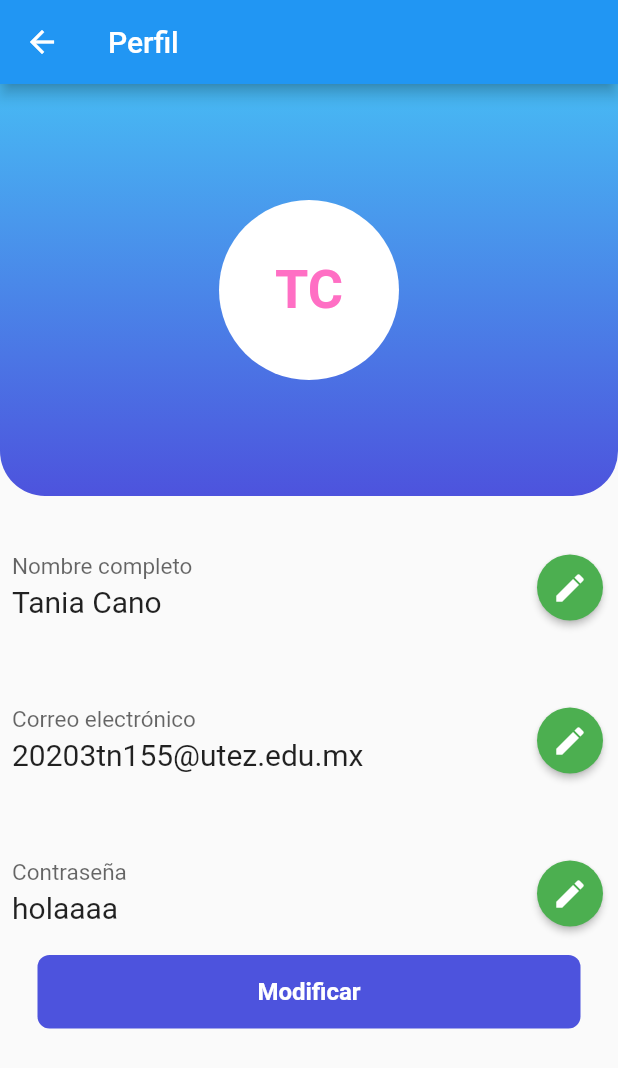
After one commit to Taniagalindout/e-commerMovile, a Flutter app: the Profile screen opened by its route, on a phone screen of 412 x 824 dp. The commit adds this screen. Shown: the top 1068 px of the screen. Run offline on Flutter 3.47's test engine with Material 2 defaults, Android fonts, the phone set to English and light mode, and no system bars; our stand-ins replace carousel_slider.

Commit message:
update: front profile

```diff
--- a/lib/kernel/widgets/my_textfield.dart
+++ b/lib/kernel/widgets/my_textfield.dart
@@ -11,7 +11,7 @@ class MyTextField extends StatelessWidget {
     required this.controller,
     required this.hintText,
     required this.obscureText,
-    required this.title,
+    required this.title, required bool enabled,
   });
 
   @override
--- a/lib/main.dart
+++ b/lib/main.dart
@@ -1,4 +1,5 @@
 import 'package:e_commerce/kernel/widgets/splash.dart';
+import 'package:e_commerce/modules/profile/profile.dart';
 import 'package:flutter/material.dart';
 import 'modules/login/login_page.dart';
 
@@ -17,6 +18,7 @@ class MyApp extends StatelessWidget {
       routes: {
         '/': (context) => const Splash(),
         '/login': (context) => LoginPage(),
+        '/profile': (context) => Profile(),
       },
     );
   }
--- a/lib/modules/login/login_page.dart
+++ b/lib/modules/login/login_page.dart
@@ -55,7 +55,7 @@ class LoginPage extends StatelessWidget {
                   title: 'Email',
                   controller: usernameController,
                   hintText: 'Correo electrónico',
-                  obscureText: false,
+                  obscureText: false,enabled: true,
                 ),
 
                 const SizedBox(height: 20),
@@ -65,7 +65,7 @@ class LoginPage extends StatelessWidget {
                   title: 'Contraseña',
                   controller: passwordController,
                   hintText: 'Contraseña',
-                  obscureText: true,
+                  obscureText: true, enabled: true,
                 ),
 
                 const SizedBox(height: 10),
--- a/lib/modules/products/landing.dart
+++ b/lib/modules/products/landing.dart
@@ -137,6 +137,10 @@ class _MainAppState extends State<Home> {
                     accountName: const Text('Samuel Cano'),
                     accountEmail: const Text('20193tn131@utez.edu.mx'),
                     currentAccountPicture: GestureDetector(
+                      onTap: (){
+                        Navigator.pushNamed(context, '/profile');
+                      },
+
                       child: const CircleAvatar(backgroundColor: Colors.white),
                     ),
                   ),
--- /dev/null
+++ b/lib/modules/profile/profile.dart
@@ -0,0 +1,233 @@
+import 'package:flutter/material.dart';
+
+void main() => runApp(MaterialApp(home: const Profile()));
+
+class Profile extends StatefulWidget {
+  const Profile({Key? key});
+
+  @override
+  State<Profile> createState() => _ProfileState();
+}
+
+class _ProfileState extends State<Profile> {
+  final nameController = TextEditingController();
+  final emailController = TextEditingController();
+  final passwordController = TextEditingController();
+  final name = 'Tania Cano';
+  final email = '20203tn155@utez.edu.mx';
+  final password = 'holaaaa';
+  bool _isEditingEnabled = false;
+
+  @override
+  void initState() {
+    super.initState();
+    nameController.text = name;
+    emailController.text = email;
+    passwordController.text = password;
+  }
+
+  void _enableEditing() {
+    setState(() {
+      _isEditingEnabled = true;
+    });
+  }
+
+  void _disableEditing() {
+    setState(() {
+      _isEditingEnabled = false;
+    });
+  }
+
+  String obtenerIniciales(String nombre) {
+    List<String> palabras = nombre.split(' ');
+    String iniciales = '';
+    for (var palabra in palabras) {
+      if (palabra.isNotEmpty) {
+        iniciales += palabra[0].toUpperCase();
+      }
+    }
+    return iniciales;
+  }
+
+  @override
+  Widget build(BuildContext context) {
+    return Scaffold(
+      appBar: AppBar(title: const Text('Perfil')),
+      body: SafeArea(
+        child: Container(
+          child: Column(
+            children: <Widget>[
+              Container(
+                width: MediaQuery.of(context).size.width,
+                height: MediaQuery.of(context).size.height / 3.0,
+                decoration: const BoxDecoration(
+                  gradient: LinearGradient(
+                    begin: Alignment.topCenter,
+                    end: Alignment.bottomCenter,
+                    colors: [
+                      Color(0xFF47BAF4),
+                      Color(0xFF4D53DD),
+                    ],
+                  ),
+                  borderRadius: BorderRadius.only(
+                    bottomRight: Radius.circular(30),
+                    bottomLeft: Radius.circular(30),
+                  ),
+                ),
+                child: Center(
+                  child: CircleAvatar(
+                    radius: 60,
+                    backgroundColor: Colors.white,
+                    child: Text(
+                      obtenerIniciales(name),
+                      style: const TextStyle(
+                        fontSize: 36,
+                        fontWeight: FontWeight.bold,
+                        color: Color(0xFFFF6FC4),
+                      ),
+                    ),
+                  ),
+                ),
+              ),
+              const SizedBox(height: 20),
+              Row(
+                children: [
+                  Expanded(
+                    child: Padding(
+                      padding: const EdgeInsets.all(8.0),
+                      child: TextFormField(
+                        decoration: const InputDecoration(
+                          labelText: 'Nombre completo',
+                          hintStyle: TextStyle(
+                            color: Colors.grey,
+                            fontSize: 16,
+                            fontWeight: FontWeight.bold,
+                          ),
+                          border: InputBorder.none,
+                        ),
+                        keyboardType: TextInputType.name,
+                        readOnly: !_isEditingEnabled,
+                        controller: nameController,
+                        obscureText: false,
+                        style: const TextStyle(fontSize: 20),
+                      ),
+                    ),
+                  ),
+                  ElevatedButton(
+                    onPressed:
+                        _isEditingEnabled ? _disableEditing : _enableEditing,
+                    style: ElevatedButton.styleFrom(
+                      backgroundColor: Colors.green,
+                      shape: const CircleBorder(),
+                      padding: const EdgeInsets.all(10),
+                    ),
+                    child: const Icon(
+                      Icons.edit,
+                      color: Colors.white,
+                    ),
+                  ),
+                ],
+              ),
+              const SizedBox(height: 20),
+              Row(
+                children: [
+                  Expanded(
+                    child: Padding(
+                      padding: const EdgeInsets.all(8.0),
+                      child: TextFormField(
+                        decoration: const InputDecoration(
+                          labelText: 'Correo electrónico',
+                          hintStyle: TextStyle(
+                            color: Colors.grey,
+                            fontSize: 16,
+                            fontWeight: FontWeight.bold,
+                          ),
+                          border: InputBorder.none,
+                        ),
+                        keyboardType: TextInputType.emailAddress,
+                        readOnly: !_isEditingEnabled,
+                        controller: emailController,
+                        obscureText: false,
+                        style: const TextStyle(fontSize: 20),
+                      ),
+                    ),
+                  ),
+                  ElevatedButton(
+                    onPressed:
+                        _isEditingEnabled ? _disableEditing : _enableEditing,
+                    style: ElevatedButton.styleFrom(
+                      backgroundColor: Colors.green,
+                      shape: const CircleBorder(),
+                      padding: const EdgeInsets.all(10),
+                    ),
+                    child: const Icon(
+                      Icons.edit,
+                      color: Colors.white,
+                    ),
+                  ),
+                ],
+              ),
+              const SizedBox(height: 20),
+                     Row(
+                children: [
+                  Expanded(
+                    child: Padding(
+                      padding: const EdgeInsets.all(8.0),
+                      child: TextFormField(
+                        decoration: const InputDecoration(
+                          labelText: 'Contraseña',
+                          hintStyle: TextStyle(
+                            color: Colors.grey,
+                            fontSize: 16,
+                            fontWeight: FontWeight.bold,
+                          ),
+                          border: InputBorder.none,
+                        ),
+                        keyboardType: TextInputType.visiblePassword,
+                        readOnly: !_isEditingEnabled,
+                        controller: passwordController,
+                        obscureText: false,
+                        style: const TextStyle(fontSize: 20),
+                      ),
+                    ),
+                  ),
+                  ElevatedButton(
+                    onPressed:
+                        _isEditingEnabled ? _disableEditing : _enableEditing,
+                    style: ElevatedButton.styleFrom(
+                      backgroundColor: Colors.green,
+                      shape: const CircleBorder(),
+                      padding: const EdgeInsets.all(10),
+                    ),
+                    child: const Icon(
+                      Icons.edit,
+                      color: Colors.white,
+                    ),
+                  ),
+                ],
+              ),
+              Container(
+                padding: const EdgeInsets.all(15),
+                margin: const EdgeInsets.symmetric(horizontal: 25),
+                decoration: BoxDecoration(
+                  color: const Color(0xFF4D53DD),
+                  borderRadius: BorderRadius.circular(8),
+                ),
+                child: const Center(
+                  child: Text(
+                    "Modificar",
+                    style: TextStyle(
+                      color: Colors.white,
+                      fontWeight: FontWeight.bold,
+                      fontSize: 16,
+                    ),
+                  ),
+                ),
+              ),
+            ],
+          ),
+        ),
+      ),
+    );
+  }
+}
```
Lines whose indentation alone changed are shown as unchanged.
